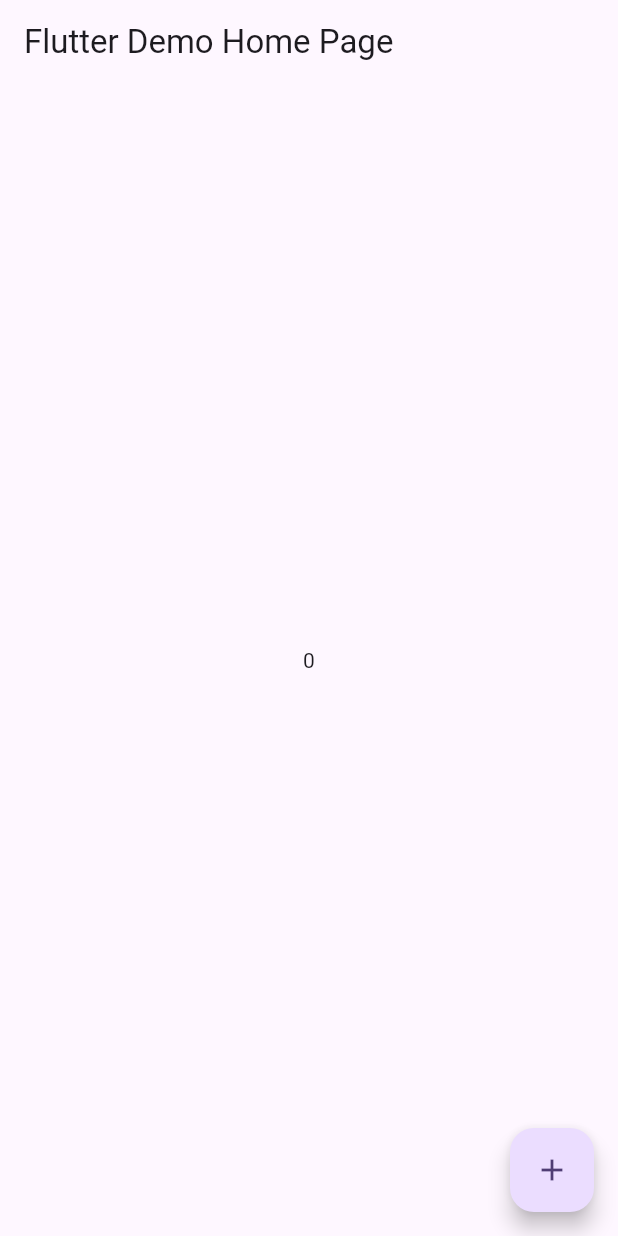
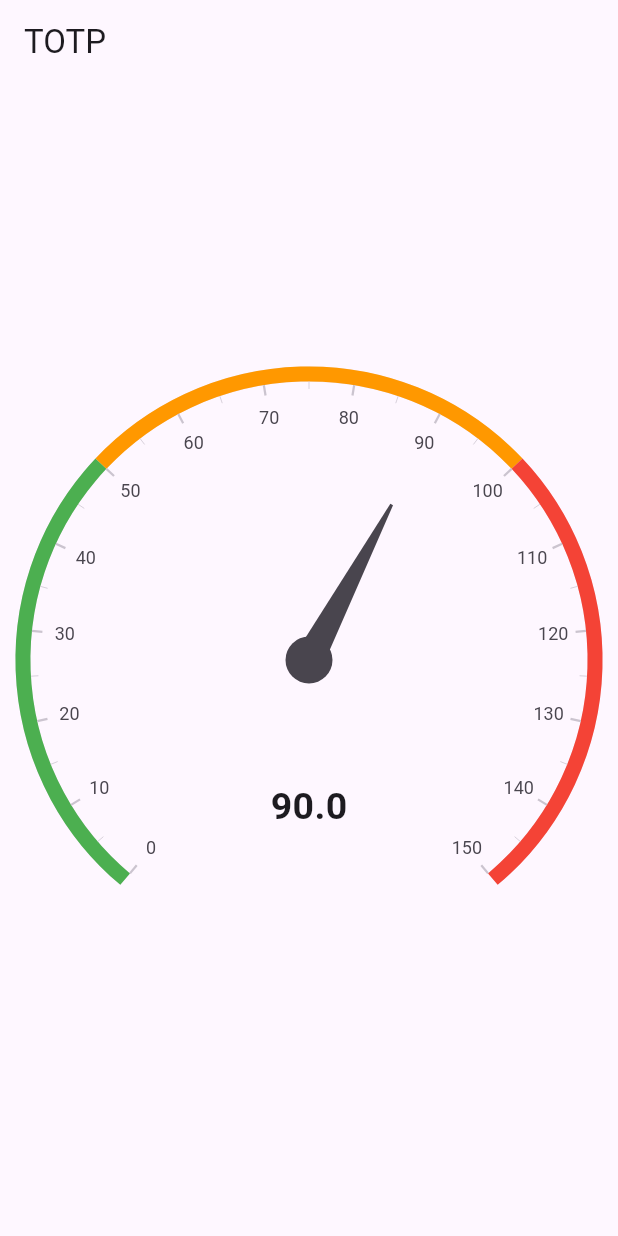
Before and after one commit to qxth/UTOTP, a Flutter app: the screen it shows after launch, on a phone screen of 412 x 824 dp. Run offline on Flutter 3.47's test engine with Material 3 defaults, Android fonts, the phone set to English and light mode, and no system bars; drawn by our look-alikes of syncfusion_flutter_gauges.

Commit message:
feat: se agrega liberia syncfusion y se crea la view del temporizador

```diff
--- a/lib/main.dart
+++ b/lib/main.dart
@@ -1,56 +1,22 @@
 import 'package:flutter/material.dart';
+import 'package:totp_unix/views/temporizador_view.dart';
 
 void main() {
-  runApp(const MyApp());
+  runApp(const UTOTPApp());
 }
 
-class MyApp extends StatelessWidget {
-  const MyApp({super.key});
+class UTOTPApp extends StatelessWidget {
+  const UTOTPApp({super.key});
 
   @override
   Widget build(BuildContext context) {
     return MaterialApp(
-      title: 'Unix 12',
+      title: 'Unix',
       theme: ThemeData(
         colorScheme: ColorScheme.fromSeed(seedColor: Colors.deepPurple),
       ),
-
-      home: const MyHomePage(),
+      debugShowCheckedModeBanner: false,
+      home: TemporizadorView(),
     );
   }
 }
-
-class MyHomePage extends StatefulWidget {
-  const MyHomePage({super.key});
-
-  @override
-  State<MyHomePage> createState() => _MyHomePageState();
-}
-
-class _MyHomePageState extends State<MyHomePage> {
-  int _counter = 0;
-
-  void _incrementCounter() {
-    setState(() {
-      _counter++;
-    });
-  }
-
-  @override
-  Widget build(BuildContext context) {
-    return Scaffold(
-      appBar: AppBar(title: const Text('Flutter Demo Home Page')),
-      body: Center(
-        child: Column(
-          mainAxisAlignment: MainAxisAlignment.center,
-          children: <Widget>[Text('$_counter')],
-        ),
-      ),
-      floatingActionButton: FloatingActionButton(
-        onPressed: _incrementCounter,
-        tooltip: 'Increment',
-        child: const Icon(Icons.add),
-      ),
-    );
-  }
-}
--- /dev/null
+++ b/lib/views/temporizador_view.dart
@@ -0,0 +1,44 @@
+import 'package:flutter/material.dart';
+import 'package:syncfusion_flutter_gauges/gauges.dart';
+
+class TemporizadorView extends StatefulWidget {
+  const TemporizadorView({super.key});
+
+  @override
+  State<TemporizadorView> createState() => _TemporizadorViewState();
+}
+
+class _TemporizadorViewState extends State<TemporizadorView> {
+  @override
+  Widget build(BuildContext context) {
+    return Scaffold(
+      appBar: AppBar(title: const Text('TOTP')),
+      body: Center(
+        child: SfRadialGauge(
+          axes: <RadialAxis>[
+            RadialAxis(
+              minimum: 0,
+              maximum: 150,
+              ranges: <GaugeRange>[
+                GaugeRange(startValue: 0, endValue: 50, color: Colors.green),
+                GaugeRange(startValue: 50, endValue: 100, color: Colors.orange),
+                GaugeRange(startValue: 100, endValue: 150, color: Colors.red),
+              ],
+              pointers: <GaugePointer>[NeedlePointer(value: 90)],
+              annotations: <GaugeAnnotation>[
+                GaugeAnnotation(
+                  widget: Text(
+                    '90.0',
+                    style: TextStyle(fontSize: 25, fontWeight: FontWeight.bold),
+                  ),
+                  angle: 90,
+                  positionFactor: 0.5,
+                ),
+              ],
+            ),
+          ],
+        ),
+      ),
+    );
+  }
+}
--- a/pubspec.yaml
+++ b/pubspec.yaml
@@ -32,6 +32,7 @@ dependencies:
     sdk: flutter
   cupertino_icons: ^1.0.8
   get: ^4.7.2
+  syncfusion_flutter_gauges: ^29.1.39
 
 
 dev_dependencies:
```
Also changed, not shown: lib/core/totp.dart (renamed from lib/totp.dart), pubspec.lock, 1 other file.
